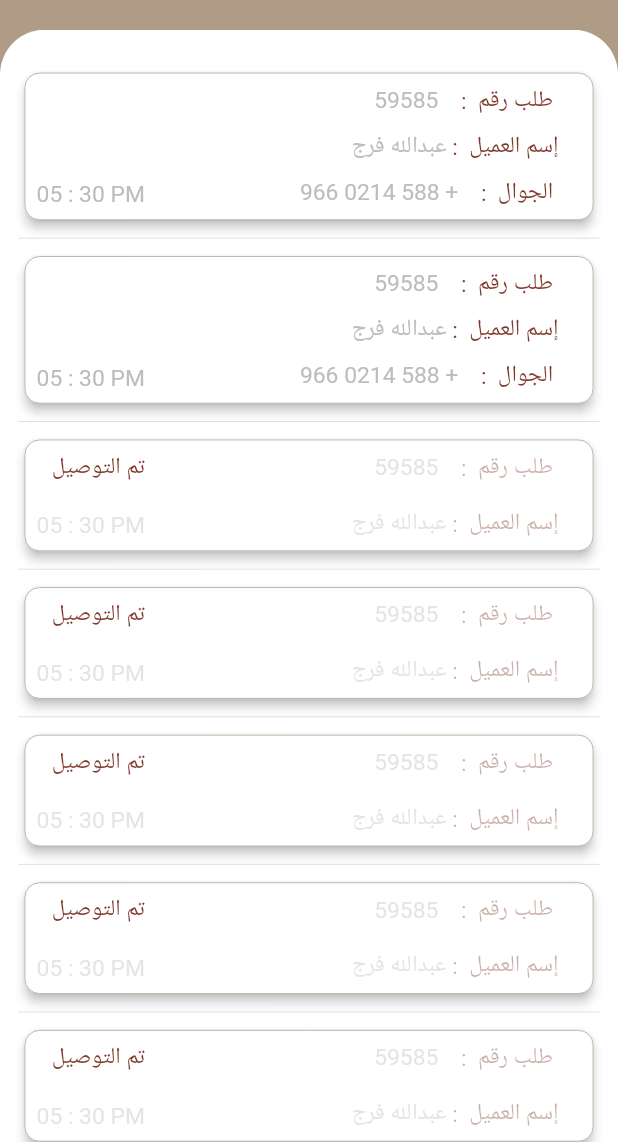
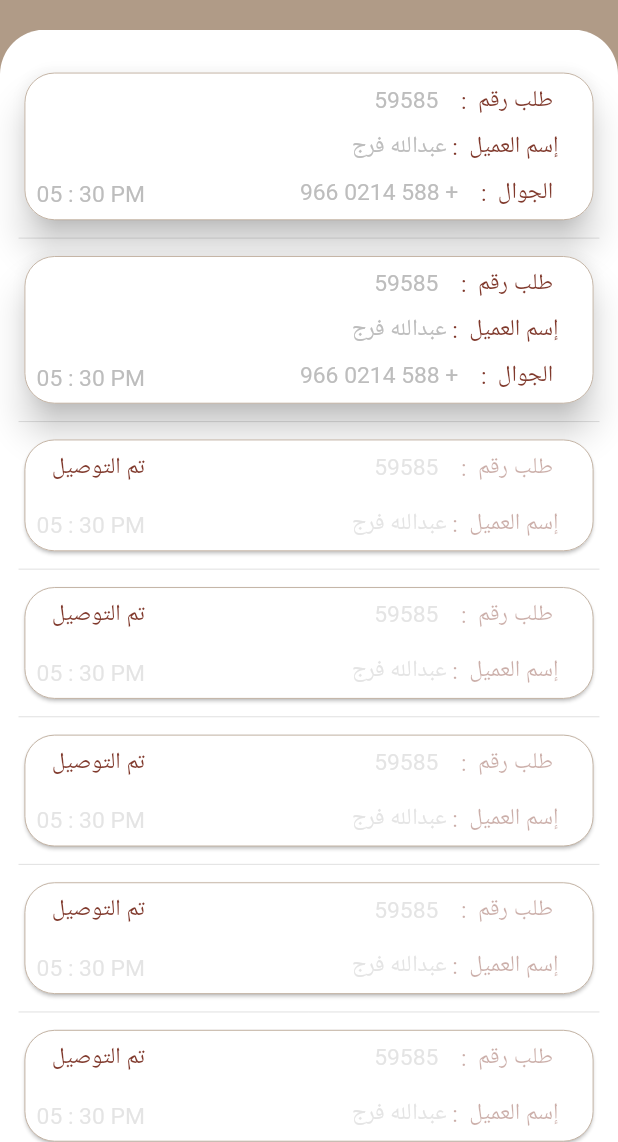
Before and after one commit to mualii/backyard_delivery, a Flutter app: the DeliveryScreen screen opened directly, on a phone screen of 412 x 824 dp, the part 94-1236 px from its top. Run offline on Flutter 3.47's test engine with Material 2 defaults, Android fonts, the phone set to English and light mode, and no system bars; our stand-ins replace after_layout, animated_bottom_navigation_bar, flutter_screenutil, font_awesome_flutter.

Commit message:
PreviousOrdersScreen

```diff
--- a/lib/screens/delivery_screen/delivery_screen.dart
+++ b/lib/screens/delivery_screen/delivery_screen.dart
@@ -56,10 +56,9 @@ class DeliveryScreen extends StatelessWidget {
         child: Container(
       height: .1.sh,
       child: Card(
-        elevation: 3,
         shape: RoundedRectangleBorder(
           side: BorderSide(color: Color(0xffB09B87), width: .5),
-          borderRadius: BorderRadius.circular(10),
+          borderRadius: BorderRadius.circular(20),
         ),
         child: Padding(
           padding: const EdgeInsets.all(8.0),
@@ -133,10 +132,10 @@ class DeliveryScreen extends StatelessWidget {
     return Container(
       height: .129.sh,
       child: Card(
-        elevation: 3,
+        elevation: 010,
         shape: RoundedRectangleBorder(
           side: BorderSide(color: Color(0xffB09B87), width: .5),
-          borderRadius: BorderRadius.circular(10),
+          borderRadius: BorderRadius.circular(20),
         ),
         child: Padding(
           padding: const EdgeInsets.all(8.0),
--- a/lib/screens/terms/terms_screen.dart
+++ b/lib/screens/terms_screen/terms_screen.dart
@@ -14,7 +14,7 @@ class TermsScreen extends StatelessWidget {
       },
       child: Scaffold(
         backgroundColor: Color(0xffB09B87),
-        appBar: customisedAppBar(context, false),
+        appBar: customisedAppBar(context, false, true, 'Terms and Conditions'),
         body: Container(
           decoration: BoxDecoration(
             color: Colors.white,
```
Also changed, not shown: lib/screens/settings_screen/settings_screen.dart (+8 -2 lines).
